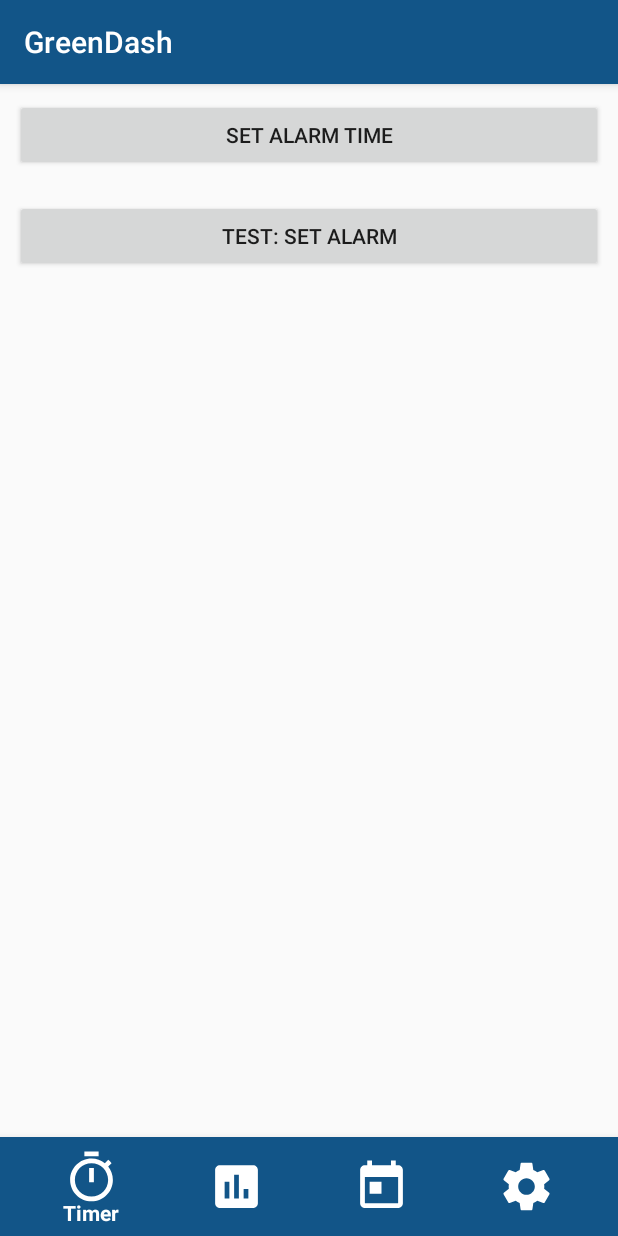
After one commit to calebwagner115/GreenDashPH, an Android app: the Alarm screen opened directly, with no data from a screen before it, on a phone screen of 412 x 824 dp. The commit adds this screen. Run offline under Robolectric (Android 15) with nearby library versions, the phone set to English and light mode, and no system bars.

Commit message:
Added alarm and picker, need to fix permissions and what happens when alarm goes off

```diff
--- /dev/null
+++ b/app/src/main/res/layout/activity_alarm.xml
@@ -0,0 +1,45 @@
+<?xml version="1.0" encoding="utf-8"?>
+<FrameLayout
+    xmlns:android="http://schemas.android.com/apk/res/android"
+    xmlns:app="http://schemas.android.com/apk/res-auto"
+    android:layout_width="match_parent"
+    android:layout_height="match_parent">
+
+    <LinearLayout xmlns:android="http://schemas.android.com/apk/res/android"
+        xmlns:tools="http://schemas.android.com/tools"
+        android:layout_width="match_parent"
+        android:layout_height="match_parent"
+        android:orientation="vertical"
+        android:padding="10dp" >
+
+        <Button
+            android:id="@+id/startAlaram"
+            android:layout_width="fill_parent"
+            android:layout_height="wrap_content"
+            android:text="Set Alarm Time" />
+
+        <TextView
+            android:id="@+id/alarmprompt"
+            android:layout_width="fill_parent"
+            android:layout_height="wrap_content"
+            android:textColor="#000000" />
+        <Button
+            android:layout_width="match_parent"
+            android:layout_height="wrap_content"
+            android:text="TEST: Set Alarm"
+            android:onClick="setAlarm"/>
+
+    </LinearLayout>
+
+    <android.support.design.widget.BottomNavigationView
+    android:id="@+id/bottom_navigation"
+    android:layout_width="match_parent"
+    android:layout_height="wrap_content"
+    android:layout_gravity="bottom"
+    android:background="#125588"
+    app:itemIconTint="#ffffff"
+    app:itemTextColor="#ffffff"
+    app:menu="@menu/bottom_menu"
+    app:itemIconSize="@dimen/bottom_navigation_icon_size"
+        />
+</FrameLayout>
--- a/app/src/main/res/menu/bottom_menu.xml
+++ b/app/src/main/res/menu/bottom_menu.xml
@@ -2,19 +2,19 @@
 <menu xmlns:android="http://schemas.android.com/apk/res/android"
     xmlns:app="http://schemas.android.com/apk/res-auto">
     <item
-        android:id="@+id/action_favorites"
+        android:id="@+id/action_timer"
         android:enabled="true"
         android:icon="@drawable/ic_timer_black_24dp"
         android:title="Timer"
         app:showAsAction="ifRoom" />
     <item
-        android:id="@+id/action_schedules"
+        android:id="@+id/action_daily"
         android:enabled="true"
         android:icon="@drawable/ic_poll_black_36dp"
         android:title="Daily Stats"
         app:showAsAction="ifRoom" />
     <item
-        android:id="@+id/action_music"
+        android:id="@+id/action_history"
         android:enabled="true"
         android:icon="@drawable/ic_today_black_24dp"
         android:title="Sleep History"
```
Also changed, not shown: app/src/main/AndroidManifest.xml (+14 -3 lines), app/src/main/java/com/greendashPH/Alarm.java (added, +173 -0 lines), app/src/main/java/com/greendashPH/AlarmReceiver.java (added, +19 -0 lines), app/src/main/java/com/greendashPH/MainActivity.java (+39 -1 lines).
